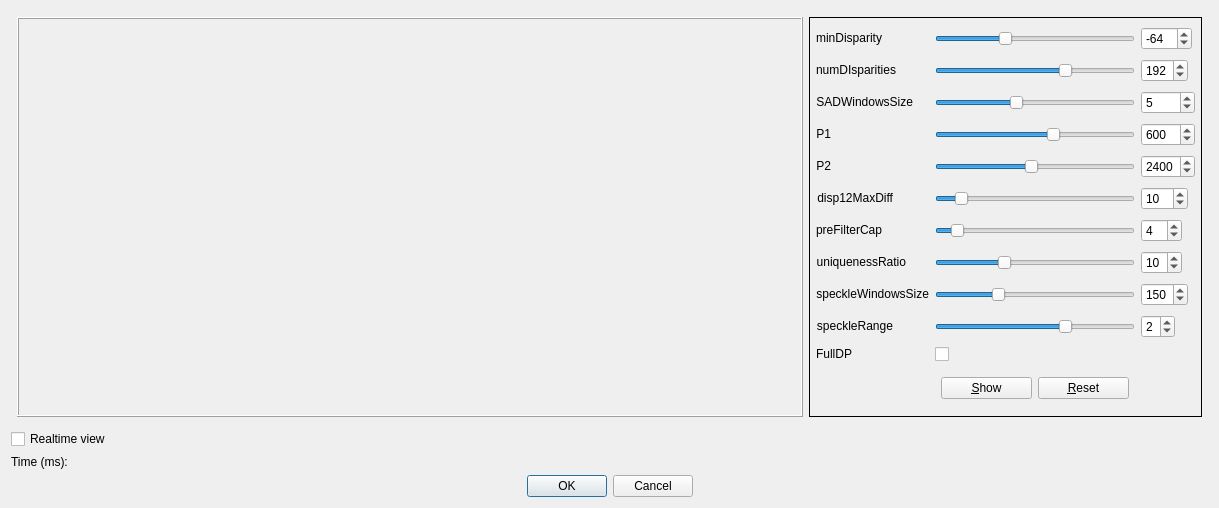
This is subWindows/sgbmparamdialog.ui in m21-cerutti/ProjetTech2019_Robot as Qt 5 draws it before an edit. The edited form follows.
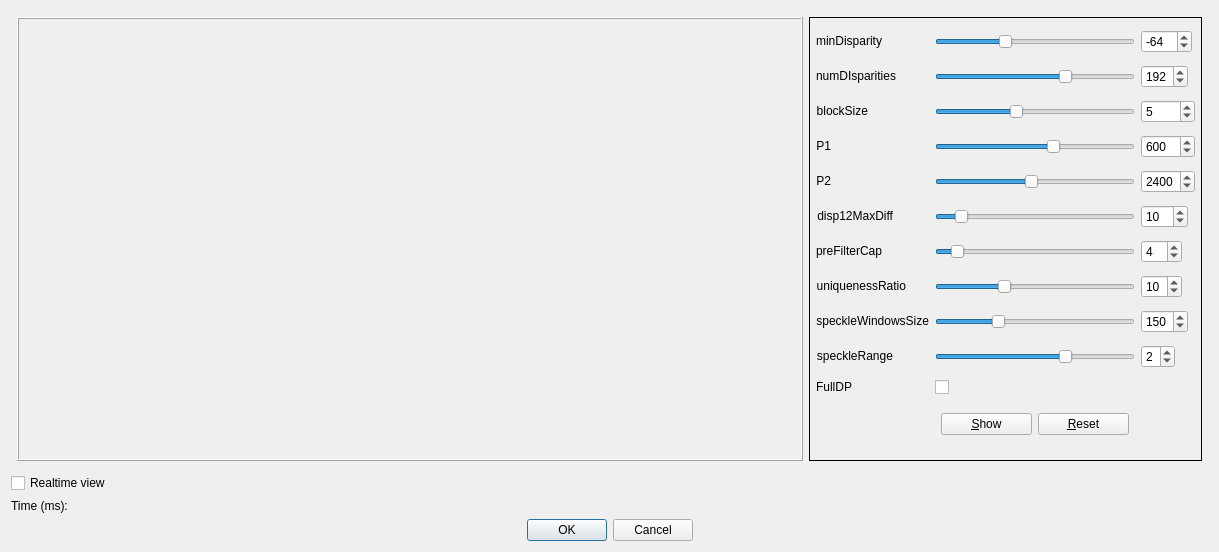
This is the edited form.

The edit to the form file:
```diff
--- a/subWindows/sgbmparamdialog.ui
+++ b/subWindows/sgbmparamdialog.ui
@@ -7,7 +7,7 @@
     <x>0</x>
     <y>0</y>
     <width>1219</width>
-    <height>508</height>
+    <height>552</height>
    </rect>
   </property>
   <property name="windowTitle">
@@ -413,7 +413,7 @@
            </sizepolicy>
           </property>
           <property name="text">
-           <string>SADWindowsSize</string>
+           <string>blockSize</string>
           </property>
           <property name="alignment">
            <set>Qt::AlignRight|Qt::AlignTrailing|Qt::AlignVCenter</set>
```
Left out of the diff: 12 changed lines with no effect on the pictures.
